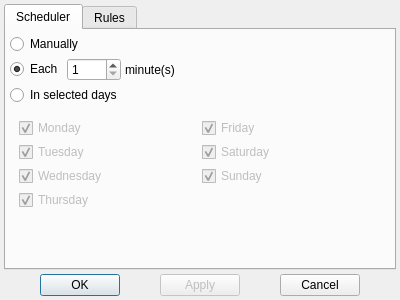
The window that src/main/editrulesdialog.ui (Gris87/SystemAnalyzer) describes before a commit, drawn with Qt 5.
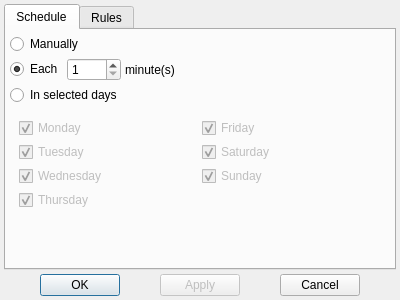
The same window after the commit.

The edit to the form file:
```diff
--- a/src/main/editrulesdialog.ui
+++ b/src/main/editrulesdialog.ui
@@ -36,7 +36,7 @@
      </property>
      <widget class="QWidget" name="schedulerTab">
       <attribute name="title">
-       <string>Scheduler</string>
+       <string>Schedule</string>
       </attribute>
       <layout class="QVBoxLayout" name="verticalLayout_2">
        <property name="spacing">
```
Left out of the diff: 9 changed lines with no effect on the pictures.
